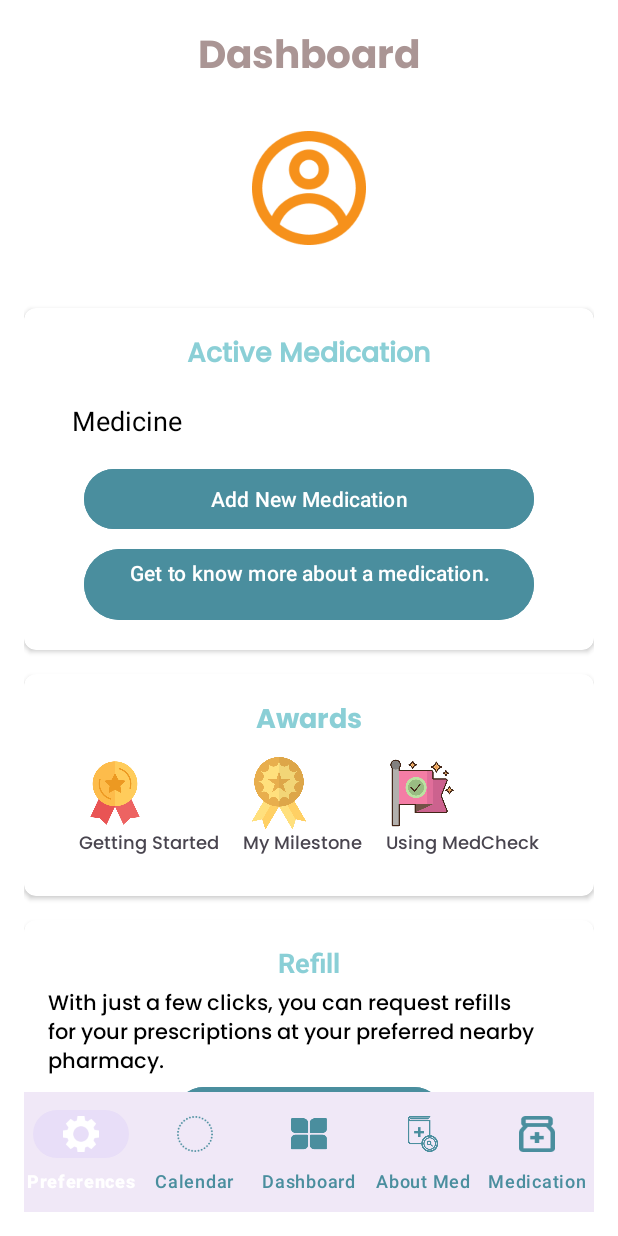
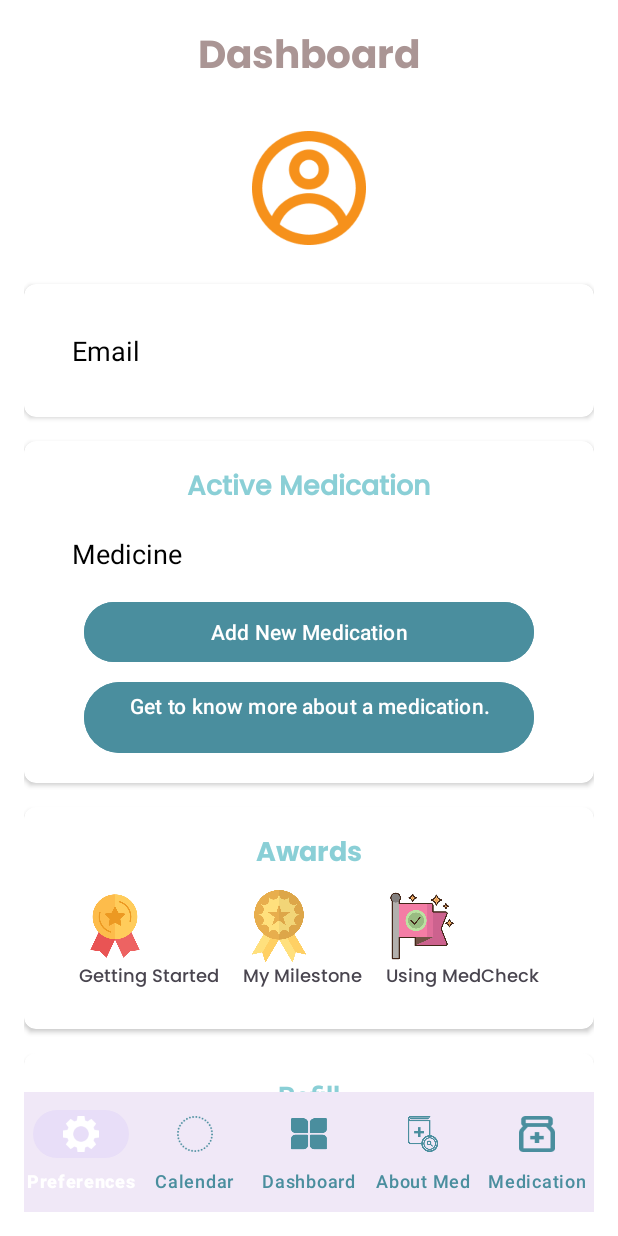
Before and after one commit to ST10036905/MedCheck, an Android app: the screen it shows after launch (Dashboard), on a phone screen of 412 x 824 dp. Run offline under Robolectric (Android 15) with nearby library versions, the phone set to English and light mode, and no system bars; our stand-ins replace Firebase (no records; nobody signed in at launch, a user with empty details on screens opened directly); Roboto replaces fonts that are not available here.

Commit message:
Fixed the Dashboard.

```diff
--- a/app/src/main/java/com/example/medcheck/Dashboard.kt
+++ b/app/src/main/java/com/example/medcheck/Dashboard.kt
@@ -1,5 +1,4 @@
 package com.example.medcheck
-import android.annotation.SuppressLint
 import android.content.Intent
 import android.os.Bundle
 import android.view.MenuItem
@@ -19,12 +18,11 @@ class Dashboard : AppCompatActivity() {
 	private lateinit var databaseReference: DatabaseReference
 	private lateinit var binding: ActivityDashboardBinding
 
-
 	// UI elements
 	private lateinit var emailTextView: TextView
 	private lateinit var medicineTextView: TextView
 
-    override fun onCreate(savedInstanceState: Bundle?) {
+	override fun onCreate(savedInstanceState: Bundle?) {
 		super.onCreate(savedInstanceState)
 		setContentView(R.layout.activity_dashboard)
 		binding = ActivityDashboardBinding.inflate(layoutInflater)
@@ -34,20 +32,20 @@ class Dashboard : AppCompatActivity() {
 		auth = FirebaseAuth.getInstance()
 		databaseReference = FirebaseDatabase.getInstance().getReference("users")
 
-		/**
 		// Initialize UI elements
-		emailTextView = findViewById(R.id.tv_user_email) // Make sure to define this in your layout
-		medicineTextView = findViewById(R.id.tv_user_medicine) // Make sure to define this in your layout
-		**/
+		emailTextView = findViewById(R.id.emailText) // Make sure to define this in your layout
+		medicineTextView = findViewById(R.id.medicineText) // Make sure to define this in your layout
+
 		// Fetch and display user info
 		fetchUserData()
+
 	}
 
 	private fun fetchUserData() {
 		val currentUser = auth.currentUser
 		if (currentUser != null) {
 			// Display the user's email from FirebaseAuth
-			//emailTextView.text = currentUser.email
+			emailTextView.text = currentUser.email
 
 			// Get the user's UID to fetch medicine data
 			val userId = currentUser.uid
@@ -79,17 +77,23 @@ class Dashboard : AppCompatActivity() {
 			Toast.makeText(this, "No user is logged in", Toast.LENGTH_SHORT).show()
 		}
 
+
+		binding.addMedicationBtn.setOnClickListener{
+			val intent = Intent(this, AddMedicine::class.java)
+			startActivity(intent)
+		}
+
 		binding.knowMoreBtn.setOnClickListener{
 			val intent = Intent(this, MedicationInformation::class.java)
 			startActivity(intent)
-    }
-
+		}
 
 		binding.refillBtn.setOnClickListener{
 			val intent = Intent(this, GoogleMap::class.java)
 			startActivity(intent)
 		}
 
+		//---------------------------------------BOTTOM NAV-------------------------------------------------
 		val bottomNavigationView = findViewById<BottomNavigationView>(R.id.bottom_navigation)
 
 		// Handle navigation item selection
--- a/app/src/main/res/layout/activity_dashboard.xml
+++ b/app/src/main/res/layout/activity_dashboard.xml
@@ -54,7 +54,27 @@
                 android:layout_height="wrap_content"
                 android:elevation="4dp"
                 app:cardCornerRadius="8dp"
-                android:layout_marginTop="16dp"/>
+                android:layout_marginTop="16dp">
+
+                <LinearLayout
+                    android:layout_width="match_parent"
+                    android:layout_height="wrap_content"
+                    android:orientation="horizontal"
+                    android:padding="16dp">
+
+                    <TextView
+                        android:id="@+id/emailText"
+                        android:layout_width="wrap_content"
+                        android:layout_height="wrap_content"
+                        android:text="Email"
+                        android:textSize="18sp"
+                        android:textColor="@android:color/black"
+                        app:layout_constraintTop_toTopOf="parent"
+                        app:layout_constraintStart_toStartOf="parent"
+                        android:padding="16dp"/>
+
+                </LinearLayout>
+            </androidx.cardview.widget.CardView>
 
 
             <!-- Active Medication Section -->
@@ -84,7 +104,7 @@
                         android:textColor="@color/gradientBlue"/>
 
                     <TextView
-                        android:id="@+id/tv_user_medicine"
+                        android:id="@+id/medicineText"
                         android:layout_width="wrap_content"
                         android:layout_height="wrap_content"
                         android:text="Medicine"
```
